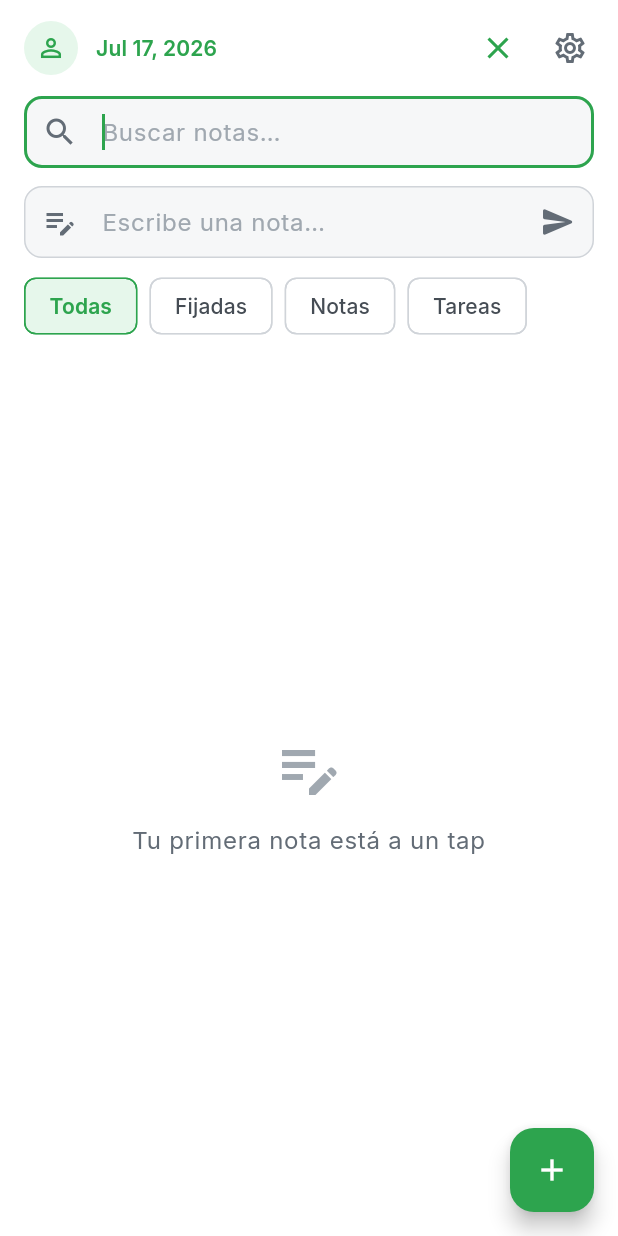
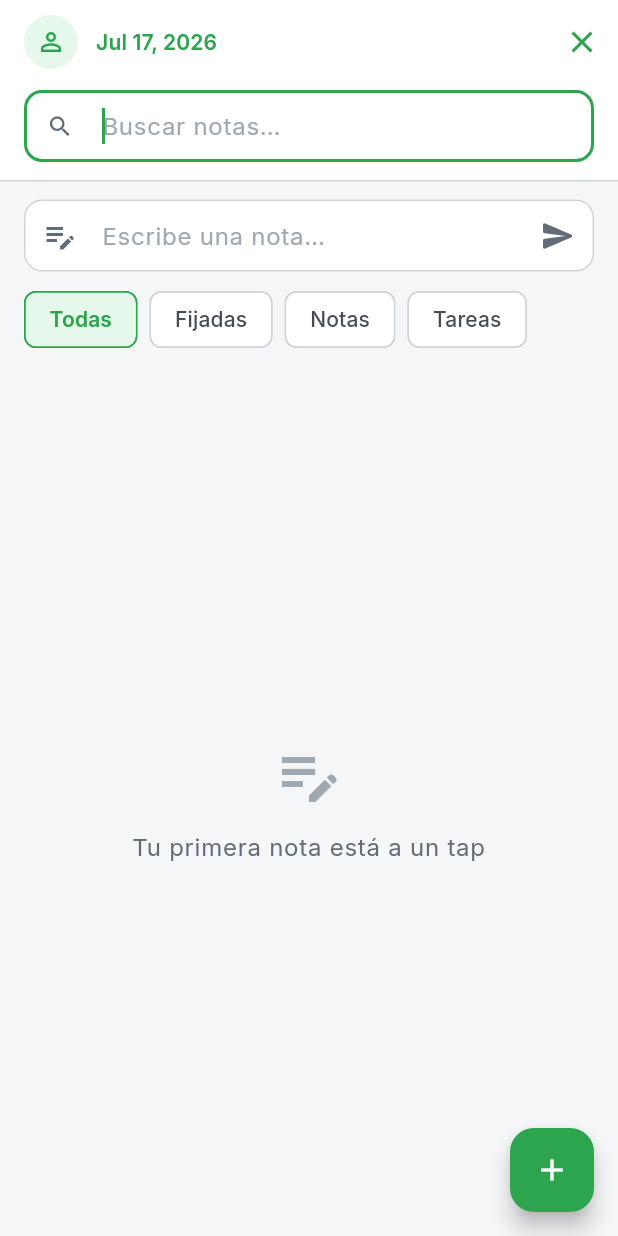
Before and after one commit to KREALIsv/TODO_APP, a Flutter app: the screen it shows after launch, after a tap on the "search" icon, on a phone screen of 412 x 824 dp. Run offline on Flutter 3.47's test engine with Material 3 defaults, Android fonts, the phone set to English and light mode, and no system bars; our stand-ins replace hive_flutter; accounts and stored records are empty; statements that could not run were skipped.

Commit message:
Use a white pinned SliverAppBar with gray scaffold background.
Expand search inside the app bar and keep cards/inputs white so content contrasts against the new surface.

```diff
--- a/lib/features/home/presentation/home_screen.dart
+++ b/lib/features/home/presentation/home_screen.dart
@@ -83,13 +83,17 @@ class _HomeScreenState extends State<HomeScreen> {
   void _toggleSearch() {
     setState(() {
       _isSearchExpanded = !_isSearchExpanded;
-      if (_isSearchExpanded) {
-        _searchFocusNode.requestFocus();
-      } else {
+      if (!_isSearchExpanded) {
         _searchController.clear();
         _searchFocusNode.unfocus();
       }
     });
+
+    if (_isSearchExpanded) {
+      WidgetsBinding.instance.addPostFrameCallback((_) {
+        if (mounted) _searchFocusNode.requestFocus();
+      });
+    }
   }
 
   String _formatHeaderDate(DateTime date) {
@@ -170,15 +174,110 @@ class _HomeScreenState extends State<HomeScreen> {
     );
   }
 
+  PreferredSizeWidget _buildAppBarBottom(String searchQuery) {
+    if (_isSearchExpanded) {
+      return PreferredSize(
+        preferredSize: const Size.fromHeight(65),
+        child: Column(
+          mainAxisSize: MainAxisSize.min,
+          children: [
+            Padding(
+              padding: const EdgeInsets.fromLTRB(16, 0, 16, 12),
+              child: TextField(
+                controller: _searchController,
+                focusNode: _searchFocusNode,
+                textInputAction: TextInputAction.search,
+                onChanged: (_) => setState(() {}),
+                decoration: InputDecoration(
+                  hintText: 'Buscar notas…',
+                  isDense: true,
+                  prefixIcon: const Icon(Icons.search),
+                  suffixIcon: searchQuery.trim().isNotEmpty
+                      ? IconButton(
+                          tooltip: 'Limpiar',
+                          onPressed: () {
+                            _searchController.clear();
+                            setState(() {});
+                          },
+                          icon: const Icon(Icons.clear),
+                        )
+                      : null,
+                ),
+              ),
+            ),
+            Container(height: 1, color: AppColors.neutral20),
+          ],
+        ),
+      );
+    }
+
+    return PreferredSize(
+      preferredSize: const Size.fromHeight(1),
+      child: Container(height: 1, color: AppColors.neutral20),
+    );
+  }
+
+  Widget _buildSliverAppBar(TextTheme textTheme, String searchQuery) {
+    final today = _formatHeaderDate(DateTime.now());
+
+    return SliverAppBar(
+      pinned: true,
+      floating: false,
+      titleSpacing: 16,
+      backgroundColor: AppColors.white,
+      surfaceTintColor: Colors.transparent,
+      title: Row(
+        children: [
+          const CircleAvatar(
+            radius: 18,
+            backgroundColor: AppColors.primary00,
+            child: Icon(
+              Icons.person_outline,
+              color: AppColors.primary,
+              size: 20,
+            ),
+          ),
+          const SizedBox(width: 12),
+          Text(
+            today,
+            style: textTheme.labelLarge?.copyWith(
+              color: AppColors.primary,
+            ),
+          ),
+        ],
+      ),
+      actions: [
+        IconButton(
+          tooltip: _isSearchExpanded ? 'Cerrar búsqueda' : 'Buscar',
+          onPressed: _toggleSearch,
+          icon: Icon(
+            _isSearchExpanded ? Icons.close : Icons.search,
+            color: _isSearchExpanded
+                ? AppColors.primary
+                : AppColors.neutral60,
+          ),
+        ),
+        if (!_isSearchExpanded)
+          IconButton(
+            tooltip: 'Ajustes',
+            onPressed: () {},
+            icon: const Icon(
+              Icons.settings_outlined,
+              color: AppColors.neutral60,
+            ),
+          ),
+      ],
+      bottom: _buildAppBarBottom(searchQuery),
+    );
+  }
+
   @override
   Widget build(BuildContext context) {
     final textTheme = Theme.of(context).textTheme;
-    final today = _formatHeaderDate(DateTime.now());
     final searchQuery = _searchController.text;
 
     return Scaffold(
-      body: SafeArea(
-        child: ValueListenableBuilder<Box<Map>>(
+      body: ValueListenableBuilder<Box<Map>>(
         valueListenable: _repo.listenable(),
         builder: (context, box, child) {
           final all = _repo.getAll();
@@ -201,81 +300,7 @@ class _HomeScreenState extends State<HomeScreen> {
 
           return CustomScrollView(
             slivers: [
-                SliverToBoxAdapter(
-                  child: Padding(
-                    padding: const EdgeInsets.fromLTRB(16, 8, 8, 0),
-                    child: Row(
-                      children: [
-                        const CircleAvatar(
-                          radius: 18,
-                          backgroundColor: AppColors.primary00,
-                          child: Icon(
-                            Icons.person_outline,
-                            color: AppColors.primary,
-                            size: 20,
-                          ),
-                        ),
-                        const SizedBox(width: 12),
-                        Expanded(
-                          child: Text(
-                            today,
-                            style: textTheme.labelLarge?.copyWith(
-                              color: AppColors.primary,
-                            ),
-                          ),
-                        ),
-                        IconButton(
-                          tooltip: _isSearchExpanded
-                              ? 'Cerrar búsqueda'
-                              : 'Buscar',
-                          onPressed: _toggleSearch,
-                          icon: Icon(
-                            _isSearchExpanded
-                                ? Icons.close
-                                : Icons.search,
-                            color: _isSearchExpanded
-                                ? AppColors.primary
-                                : AppColors.neutral60,
-                          ),
-                        ),
-                        IconButton(
-                          tooltip: 'Ajustes',
-                          onPressed: () {},
-                          icon: const Icon(
-                            Icons.settings_outlined,
-                            color: AppColors.neutral60,
-                          ),
-                        ),
-                      ],
-                    ),
-                  ),
-                ),
-                if (_isSearchExpanded)
-                  SliverToBoxAdapter(
-                    child: Padding(
-                      padding: const EdgeInsets.fromLTRB(16, 8, 16, 0),
-                      child: TextField(
-                        controller: _searchController,
-                        focusNode: _searchFocusNode,
-                        textInputAction: TextInputAction.search,
-                        onChanged: (_) => setState(() {}),
-                        decoration: InputDecoration(
-                          hintText: 'Buscar notas…',
-                          prefixIcon: const Icon(Icons.search),
-                          suffixIcon: searchQuery.trim().isNotEmpty
-                              ? IconButton(
-                                  tooltip: 'Limpiar',
-                                  onPressed: () {
-                                    _searchController.clear();
-                                    setState(() {});
-                                  },
-                                  icon: const Icon(Icons.clear),
-                                )
-                              : null,
-                        ),
-                      ),
-                    ),
-                  ),
+              _buildSliverAppBar(textTheme, searchQuery),
               SliverToBoxAdapter(
                 child: Padding(
                   padding: const EdgeInsets.fromLTRB(16, 12, 16, 8),
@@ -345,7 +370,6 @@ class _HomeScreenState extends State<HomeScreen> {
           );
         },
       ),
-      ),
       floatingActionButton: FloatingActionButton(
         onPressed: () => _showCreateMenu(context),
         child: const Icon(Icons.add),
--- a/lib/global/themes/app_colors.dart
+++ b/lib/global/themes/app_colors.dart
@@ -30,7 +30,7 @@ class AppColors {
   static const Color tertiary15 = Color(0xFFE8FCE9);
 
   // Neutral shades
-  static const Color neutral00 = Color(0xFFF6F7F8);
+  static const Color neutral00 = Color(0xFFF4F6F8);
   static const Color neutral20 = Color(0xFFD0D4D9);
   static const Color neutral40 = Color(0xFFA0A8B0);
   static const Color neutral60 = Color(0xFF636C76);
--- a/lib/global/themes/theme.dart
+++ b/lib/global/themes/theme.dart
@@ -15,7 +15,7 @@ const Set<WidgetState> _interactiveStates = <WidgetState>{
 class AppThemes {
   static const InputDecorationTheme inputDecorationTheme = InputDecorationTheme(
     filled: true,
-    fillColor: AppColors.neutral00,
+    fillColor: AppColors.white,
     floatingLabelStyle: TextStyle(
       color: AppColors.primary,
       fontWeight: FontWeight.w600,
@@ -79,12 +79,14 @@ class AppThemes {
     highlightColor: Colors.transparent,
     brightness: Brightness.light,
     primaryColor: AppColors.primary,
-    scaffoldBackgroundColor: AppColors.white,
+    scaffoldBackgroundColor: AppColors.neutral00,
     dividerColor: AppColors.neutral20,
     appBarTheme: const AppBarTheme(
       surfaceTintColor: Colors.transparent,
       backgroundColor: AppColors.white,
+      foregroundColor: AppColors.black,
       elevation: 0,
+      scrolledUnderElevation: 0,
       iconTheme: IconThemeData(color: AppColors.black),
       titleTextStyle: TextStyle(
         color: AppColors.black,
@@ -150,7 +152,7 @@ class AppThemes {
     ),
     cardTheme: CardThemeData(
       elevation: 0,
-      color: AppColors.neutral00,
+      color: AppColors.white,
       shape: RoundedRectangleBorder(
         borderRadius: ThemeTokens.borderRadius,
         side: const BorderSide(color: AppColors.neutral20),
```
Lines whose indentation alone changed are shown as unchanged.
